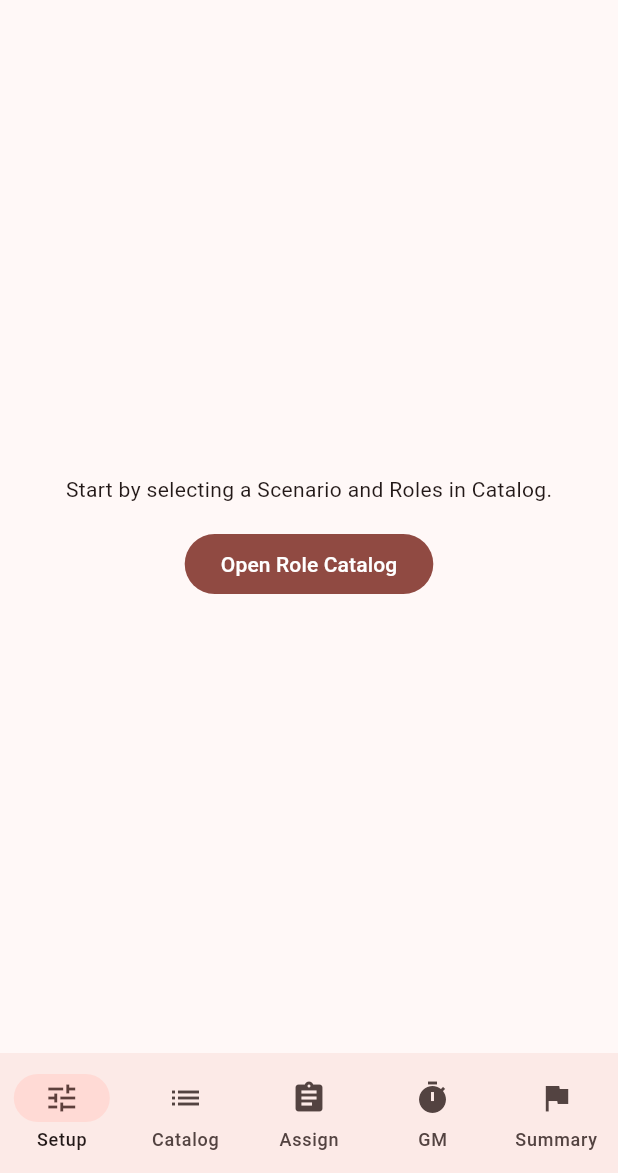
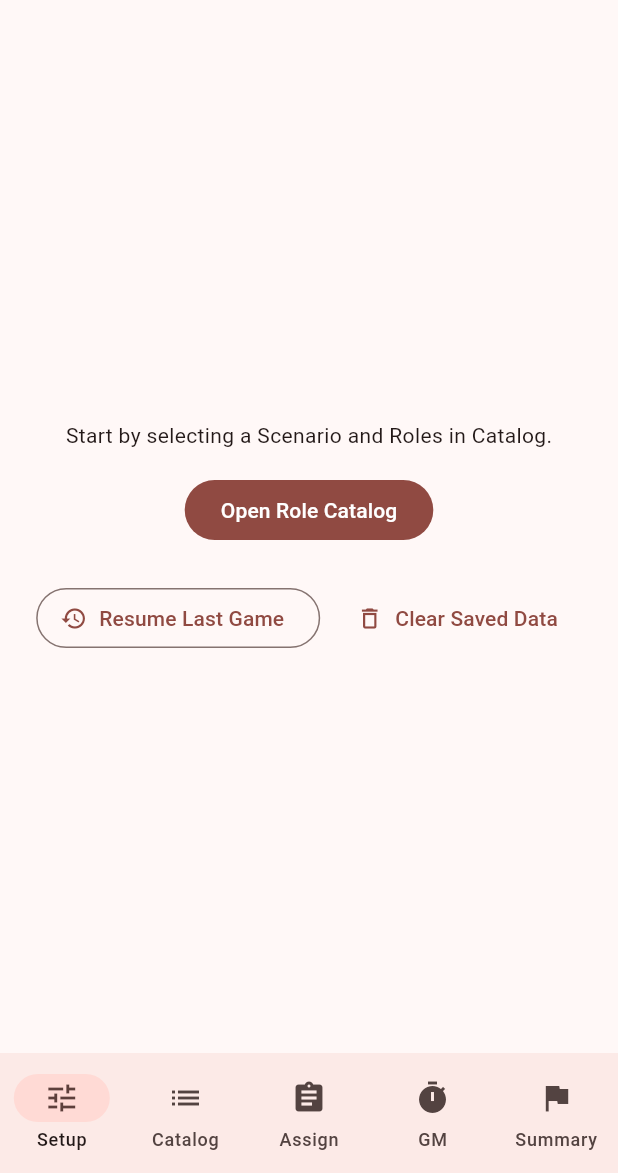
Before and after one commit to Soli1065/mafia-godmode, a Flutter app: the screen it shows after launch, on a phone screen of 412 x 824 dp, the part 63-1236 px from its top. Run offline on Flutter 3.47's test engine with Material 3 defaults, Android fonts, the phone set to English and light mode, and no system bars; our stand-ins replace flutter_riverpod, freezed_annotation, go_router, hive_flutter; missing offline and left inert: dart:html; accounts and stored records are empty.

Commit message:
persistence games, hive added

```diff
--- a/lib/core/application/gm_controller.dart
+++ b/lib/core/application/gm_controller.dart
@@ -229,4 +229,10 @@ class GameController extends StateNotifier<GameState> {
     state = state.copyWith(players: updated);
     _log('toggle_alive', '$name → ${newAlive ? 'alive' : 'dead'}');
   }
+
+  // Add this helper to allow persistence to override the state:
+  void overrideState(GameState newState) {
+    _stopTicker();
+    state = newState.copyWith(isRunning: false); // safety: don't auto-run timer on load
+  }
 }
--- /dev/null
+++ b/lib/core/infrastructure/persistence_binder.dart
@@ -0,0 +1,35 @@
+import 'package:flutter/widgets.dart';
+import 'package:flutter_riverpod/flutter_riverpod.dart';
+import 'persistence.dart';
+import '../application/catalog_providers.dart';
+import '../application/assignment_provider.dart';
+import '../application/gm_controller.dart';
+
+/// Mount this once (e.g., wrapping ShellScreen body).
+/// Registers Riverpod listeners that autosave on any relevant change.
+class PersistenceBinder extends ConsumerWidget {
+  const PersistenceBinder({super.key, required this.child});
+  final Widget child;
+
+  @override
+  Widget build(BuildContext context, WidgetRef ref) {
+    // Each ref.listen registered here is automatically disposed on rebuild/unmount.
+    ref.listen(gameStateProvider, (prev, next) {
+      ref.read(persistenceProvider).saveAll();
+    });
+
+    ref.listen(compositionProvider, (prev, next) {
+      ref.read(persistenceProvider).saveAll();
+    });
+
+    ref.listen(assignmentsProvider, (prev, next) {
+      ref.read(persistenceProvider).saveAll();
+    });
+
+    ref.listen(playerNamesProvider, (prev, next) {
+      ref.read(persistenceProvider).saveAll();
+    });
+
+    return child;
+  }
+}
--- a/lib/features/setup/setup_screen.dart
+++ b/lib/features/setup/setup_screen.dart
@@ -1,10 +1,16 @@
+// lib/features/setup/setup_screen.dart
 import 'package:flutter/material.dart';
+import 'package:flutter_riverpod/flutter_riverpod.dart';
 import 'package:go_router/go_router.dart';
+import 'package:mafia_godmode/core/infrastructure/persistence.dart';
 
-class SetupScreen extends StatelessWidget {
+class SetupScreen extends ConsumerWidget {
   const SetupScreen({super.key});
+
   @override
-  Widget build(BuildContext context) {
+  Widget build(BuildContext context, WidgetRef ref) {
+    final p = ref.read(persistenceProvider);
+
     return Center(
       child: Padding(
         padding: const EdgeInsets.all(24),
@@ -17,6 +23,35 @@ class SetupScreen extends StatelessWidget {
               onPressed: () => context.go('/catalog'),
               child: const Text('Open Role Catalog'),
             ),
+            const SizedBox(height: 24),
+            Row(
+              mainAxisSize: MainAxisSize.min,
+              children: [
+                OutlinedButton.icon(
+                  onPressed: () async {
+                    final ok = await p.loadAll();
+                    final msg = ok ? 'Loaded previous session' : 'No saved session found';
+                    if (context.mounted) {
+                      ScaffoldMessenger.of(context).showSnackBar(SnackBar(content: Text(msg)));
+                      if (ok) context.go('/gm');
+                    }
+                  },
+                  icon: const Icon(Icons.restore),
+                  label: const Text('Resume Last Game'),
+                ),
+                const SizedBox(width: 12),
+                TextButton.icon(
+                  onPressed: () async {
+                    await p.clearAll();
+                    if (context.mounted) {
+                      ScaffoldMessenger.of(context).showSnackBar(const SnackBar(content: Text('Saved data cleared')));
+                    }
+                  },
+                  icon: const Icon(Icons.delete_outline),
+                  label: const Text('Clear Saved Data'),
+                ),
+              ],
+            )
           ],
         ),
       ),
--- a/lib/features/shell/shell_screen.dart
+++ b/lib/features/shell/shell_screen.dart
@@ -1,5 +1,6 @@
 import 'package:flutter/material.dart';
 import 'package:go_router/go_router.dart';
+import 'package:mafia_godmode/core/infrastructure/persistence_binder.dart';
 
 class ShellScreen extends StatelessWidget {
   const ShellScreen({required this.child, super.key});
@@ -9,7 +10,7 @@ class ShellScreen extends StatelessWidget {
   Widget build(BuildContext context) {
     return Scaffold(
       appBar: AppBar(title: const Text('Mafia God Mode')),
-      body: child,
+      body: PersistenceBinder(child: child),
       bottomNavigationBar: NavigationBar(
         destinations: const [
           NavigationDestination(icon: Icon(Icons.tune), label: 'Setup'),
--- a/lib/main.dart
+++ b/lib/main.dart
@@ -2,6 +2,7 @@ import 'package:flutter/material.dart';
 import 'package:flutter_localizations/flutter_localizations.dart';
 import 'package:flutter_riverpod/flutter_riverpod.dart';
 import 'package:go_router/go_router.dart';
+import 'package:hive_flutter/hive_flutter.dart';
 import 'package:mafia_godmode/app/theme/app_theme.dart';
 import 'package:mafia_godmode/features/assignment/assignment_screen.dart';
 import 'package:mafia_godmode/features/catalog/catalog_screen.dart';
@@ -10,8 +11,9 @@ import 'package:mafia_godmode/features/setup/setup_screen.dart';
 import 'package:mafia_godmode/features/shell/shell_screen.dart';
 import 'package:mafia_godmode/features/summary/summary_screen.dart';
 
-void main() {
+Future<void> main() async {
   WidgetsFlutterBinding.ensureInitialized();
+  await Hive.initFlutter();
   runApp(const ProviderScope(child: MafiaApp()));
 }
 
--- a/pubspec.yaml
+++ b/pubspec.yaml
@@ -16,6 +16,8 @@ dependencies:
   intl: ^0.19.0
   riverpod_annotation: ^2.3.5
   json_annotation: ^4.9.0
+  hive: ^2.2.3
+  hive_flutter: ^1.1.0
 
 dev_dependencies:
   flutter_test:
```
Also changed, not shown: lib/core/infrastructure/persistence.dart (added, +97 -0 lines), pubspec.lock, 2 other files.
